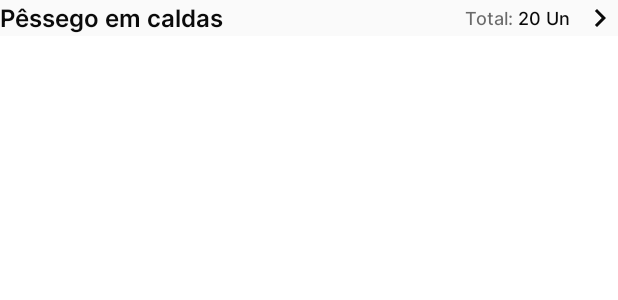
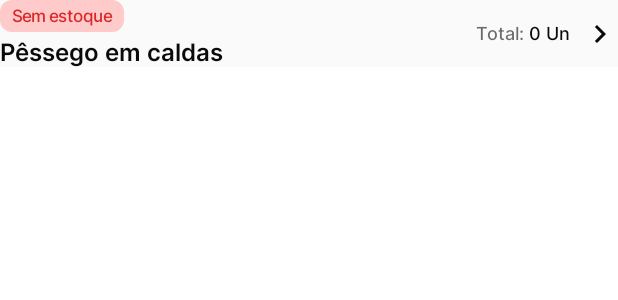
Before and after one commit to guiBrisson/stock, an Android app built with Jetpack Compose: the @Preview function PreviewProductItem, on a phone screen of 412 x 824 dp. Shown: the top 300 px of the screen. Run offline under Robolectric (Android 15) with nearby library versions, the phone set to English and light mode, and no system bars.

Commit message:
Empty stock and expiring tags

```diff
--- /dev/null
+++ b/core/design-system/src/main/java/me/brisson/stock/core/design_system/components/Tag.kt
@@ -0,0 +1,83 @@
+package me.brisson.stock.core.design_system.components
+
+import androidx.compose.foundation.background
+import androidx.compose.foundation.isSystemInDarkTheme
+import androidx.compose.foundation.layout.Box
+import androidx.compose.foundation.layout.padding
+import androidx.compose.foundation.shape.RoundedCornerShape
+import androidx.compose.material3.MaterialTheme
+import androidx.compose.material3.Surface
+import androidx.compose.material3.Text
+import androidx.compose.runtime.Composable
+import androidx.compose.ui.Alignment
+import androidx.compose.ui.Modifier
+import androidx.compose.ui.draw.clip
+import androidx.compose.ui.graphics.Color
+import androidx.compose.ui.tooling.preview.Preview
+import androidx.compose.ui.unit.dp
+import androidx.compose.ui.unit.sp
+import me.brisson.stock.core.design_system.theme.StockTheme
+import me.brisson.stock.core.design_system.theme.orange100
+import me.brisson.stock.core.design_system.theme.orange300
+import me.brisson.stock.core.design_system.theme.orange500
+import me.brisson.stock.core.design_system.theme.orange900
+import me.brisson.stock.core.design_system.theme.red100
+import me.brisson.stock.core.design_system.theme.red300
+import me.brisson.stock.core.design_system.theme.red600
+import me.brisson.stock.core.design_system.theme.red900
+
+@Composable
+fun Tag(
+    modifier: Modifier = Modifier,
+    backgroundColor: Color,
+    primaryColor: Color,
+    text: String,
+) {
+    Box(
+        modifier = modifier
+            .clip(RoundedCornerShape(8.dp))
+            .background(backgroundColor)
+            .padding(horizontal = 8.dp, vertical = 4.dp),
+        contentAlignment = Alignment.Center
+    ) {
+        Text(
+            text,
+            style = MaterialTheme.typography.bodySmall.copy(fontSize = 11.sp),
+            color = primaryColor,
+        )
+    }
+}
+
+@Composable
+fun EmptyStockTag(modifier: Modifier = Modifier) {
+    Tag(
+        modifier = modifier,
+        backgroundColor = if (isSystemInDarkTheme()) red900 else red100,
+        primaryColor = if (isSystemInDarkTheme()) red300 else red600,
+        text = "Sem estoque",
+    )
+}
+
+@Composable
+fun ExpiringTag(modifier: Modifier = Modifier) {
+    Tag(
+        modifier = modifier,
+        backgroundColor = if (isSystemInDarkTheme()) orange900 else orange100,
+        primaryColor = if (isSystemInDarkTheme()) orange300 else orange500,
+        text = "Vencimento próximo",
+    )
+}
+
+@Preview
+@Composable
+private fun PreviewTag() {
+    StockTheme {
+        Surface(color = MaterialTheme.colorScheme.background) {
+            Tag(
+                backgroundColor = red100,
+                primaryColor = red600,
+                text = "Sem estoque",
+            )
+        }
+    }
+}
--- a/feature/product/src/main/java/me/brisson/stock/feature/product/screen/product_list/components/ProductItem.kt
+++ b/feature/product/src/main/java/me/brisson/stock/feature/product/screen/product_list/components/ProductItem.kt
@@ -1,6 +1,8 @@
 package me.brisson.stock.feature.product.screen.product_list.components
 
 import androidx.compose.foundation.clickable
+import androidx.compose.foundation.layout.Arrangement
+import androidx.compose.foundation.layout.Column
 import androidx.compose.foundation.layout.Row
 import androidx.compose.foundation.layout.fillMaxWidth
 import androidx.compose.foundation.layout.padding
@@ -16,6 +18,7 @@ import androidx.compose.ui.Modifier
 import androidx.compose.ui.text.style.TextOverflow
 import androidx.compose.ui.tooling.preview.Preview
 import androidx.compose.ui.unit.dp
+import me.brisson.stock.core.design_system.components.EmptyStockTag
 import me.brisson.stock.core.design_system.theme.StockTheme
 import me.brisson.stock.core.model.MeasurementUnit
 import me.brisson.stock.core.model.Product
@@ -31,13 +34,17 @@ fun ProductItem(
         modifier = modifier.clickable { onClick() },
         verticalAlignment = Alignment.CenterVertically,
     ) {
+        Column(modifier = Modifier.weight(1f), verticalArrangement = Arrangement.spacedBy(4.dp)) {
+            if (total == 0) EmptyStockTag()
+
             Text(
-            modifier = Modifier.weight(1f),
+                modifier = Modifier,
                 text = product.name,
                 style = MaterialTheme.typography.headlineMedium,
                 overflow = TextOverflow.Ellipsis,
                 maxLines = 1,
             )
+        }
 
         Text(
             text = "Total: ",
@@ -70,7 +77,7 @@ private fun PreviewProductItem() {
             ProductItem(
                 modifier = Modifier.fillMaxWidth(),
                 product = product,
-                total = 20,
+                total = 0,
                 onClick = { },
             )
         }
```
Lines whose indentation alone changed are shown as unchanged.
